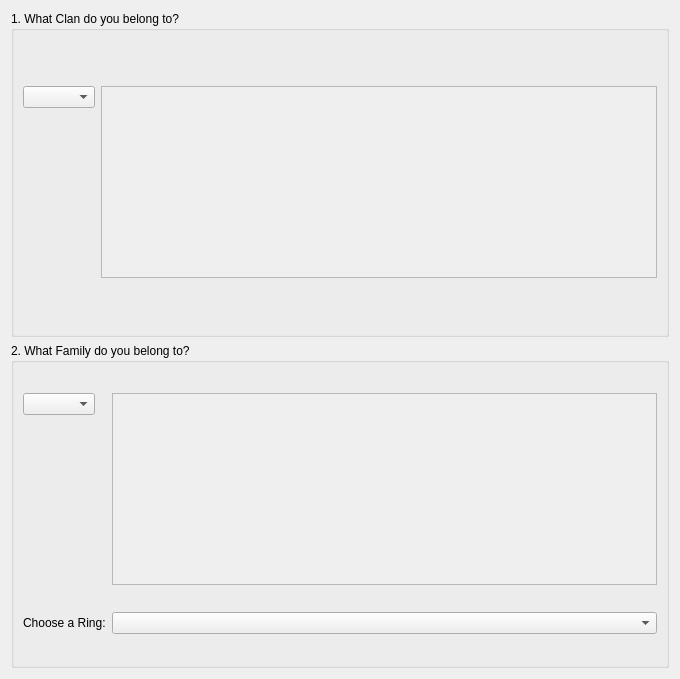
Above: PaperBlossoms/ui/newcharwizardpage1.ui from dashnine/PaperBlossoms before the change. Below: the same form after it.
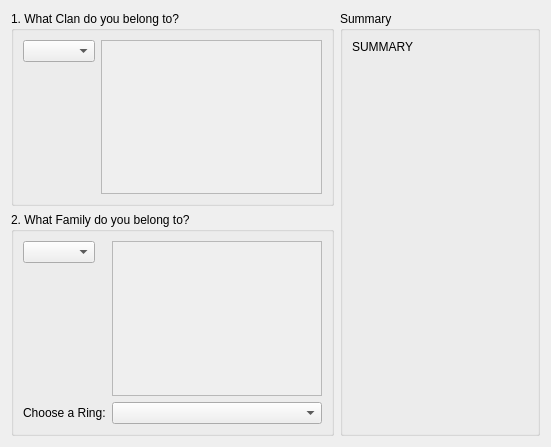
That is the form after the change.

```diff
--- a/PaperBlossoms/ui/newcharwizardpage1.ui
+++ b/PaperBlossoms/ui/newcharwizardpage1.ui
@@ -6,15 +6,15 @@
    <rect>
     <x>0</x>
     <y>0</y>
-    <width>680</width>
-    <height>679</height>
+    <width>551</width>
+    <height>447</height>
    </rect>
   </property>
   <property name="windowTitle">
    <string>WizardPage</string>
   </property>
-  <layout class="QVBoxLayout" name="verticalLayout">
-   <item>
+  <layout class="QGridLayout" name="gridLayout">
+   <item row="0" column="0">
     <widget class="QGroupBox" name="groupBox">
      <property name="title">
       <string>1. What Clan do you belong to?</string>
@@ -33,7 +33,47 @@
      </layout>
     </widget>
    </item>
-   <item>
+   <item row="0" column="1" rowspan="2">
+    <widget class="QGroupBox" name="groupBox_3">
+     <property name="sizePolicy">
+      <sizepolicy hsizetype="Fixed" vsizetype="Preferred">
+       <horstretch>0</horstretch>
+       <verstretch>0</verstretch>
+      </sizepolicy>
+     </property>
+     <property name="minimumSize">
+      <size>
+       <width>200</width>
+       <height>0</height>
+      </size>
+     </property>
+     <property name="maximumSize">
+      <size>
+       <width>200</width>
+       <height>16777215</height>
+      </size>
+     </property>
+     <property name="title">
+      <string>Summary</string>
+     </property>
+     <layout class="QVBoxLayout" name="verticalLayout">
+      <item>
+       <widget class="QLabel" name="summary_label">
+        <property name="text">
+         <string>SUMMARY</string>
+        </property>
+        <property name="alignment">
+         <set>Qt::AlignLeading|Qt::AlignLeft|Qt::AlignTop</set>
+        </property>
+        <property name="wordWrap">
+         <bool>true</bool>
+        </property>
+       </widget>
+      </item>
+     </layout>
+    </widget>
+   </item>
+   <item row="1" column="0">
     <widget class="QGroupBox" name="groupBox_2">
      <property name="title">
       <string>2. What Family do you belong to?</string>
```
